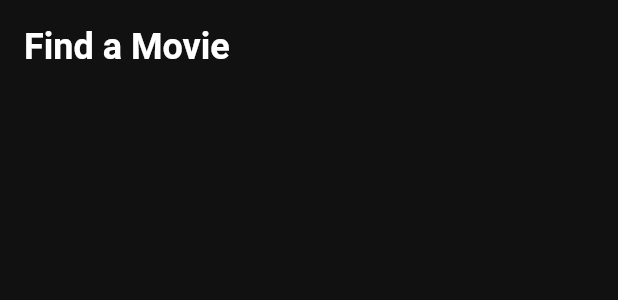
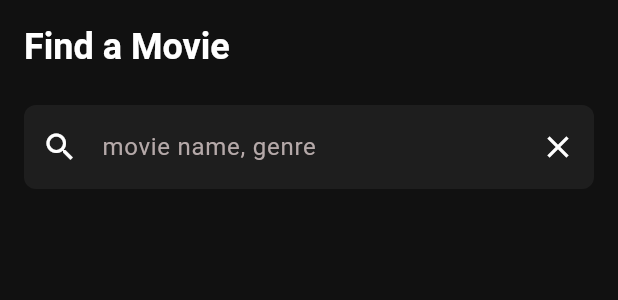
Before and after one commit to gcastill/movie_app, a Flutter app: the GenreScreen widget shown alone on an empty page, opened directly, on a phone screen of 412 x 824 dp. Shown: the top 300 px of the screen. Run offline on Flutter 3.47's test engine with Material 3 defaults, Android fonts, the phone set to English and light mode, and no system bars; our stand-ins replace cached_network_image, card_swiper, flutter_riverpod, google_fonts, material_symbols_icons, riverpod_annotation; generated files the repository leaves out were written again; network calls fail.

Commit message:
Add genre search functionality with GenreSearchRow component

```diff
--- a/lib/ui/screens/genres/genre_screen.dart
+++ b/lib/ui/screens/genres/genre_screen.dart
@@ -1,5 +1,6 @@
 import 'package:flutter/material.dart';
 import 'package:flutter_riverpod/flutter_riverpod.dart';
+import 'package:movie_app/ui/screens/genres/genre_search_row.dart';
 import 'package:movie_app/ui/theme/theme.dart';
 
 class GenreScreen extends ConsumerStatefulWidget {
@@ -32,6 +33,7 @@ class _GenreScreenState extends ConsumerState<GenreScreen> {
                 ),
               ],
             ),
+            GenreSearchRow((String searchString) {}),
           ],
         ),
       ),
--- /dev/null
+++ b/lib/ui/screens/genres/genre_search_row.dart
@@ -0,0 +1,79 @@
+import 'package:flutter/material.dart';
+import 'package:flutter_riverpod/flutter_riverpod.dart';
+import 'package:movie_app/ui/theme/theme.dart';
+
+typedef OnSearch = void Function(String searchString);
+
+class GenreSearchRow extends ConsumerStatefulWidget {
+  final OnSearch onSearch;
+
+  const GenreSearchRow(this.onSearch, {super.key});
+
+  @override
+  ConsumerState<GenreSearchRow> createState() => _GenreSearchRowState();
+}
+
+class _GenreSearchRowState extends ConsumerState<GenreSearchRow> {
+  late TextEditingController movieTextController;
+  final FocusNode textFocusNode = FocusNode();
+
+  @override
+  void initState() {
+    super.initState();
+    movieTextController = TextEditingController(text: '');
+  }
+
+  @override
+  void dispose() {
+    movieTextController.dispose();
+    super.dispose();
+  }
+
+  @override
+  Widget build(BuildContext context) {
+    return Row(
+      mainAxisSize: MainAxisSize.max,
+      children: [
+        Expanded(
+          child: Padding(
+            padding: const EdgeInsets.only(left: 16, right: 16),
+            child: TextField(
+              style: const TextStyle(color: Colors.white),
+              focusNode: textFocusNode,
+              keyboardType: TextInputType.text,
+              enableSuggestions: false,
+              autofocus: false,
+              onSubmitted: (value) {
+                widget.onSearch(value);
+              },
+              controller: movieTextController,
+              autocorrect: false,
+              decoration: InputDecoration(
+                filled: true,
+                focusColor: searchBarBackground,
+                focusedBorder: null,
+                enabledBorder: null,
+                fillColor: searchBarBackground,
+                border: OutlineInputBorder(
+                  borderRadius: BorderRadius.circular(8.0),
+                  borderSide: BorderSide.none,
+                ),
+                hintText: 'movie name, genre',
+                hintStyle: body1Regular.copyWith(color: posterBorder),
+                suffixIcon: IconButton(
+                  onPressed: movieTextController.clear,
+                  icon: Icon(Icons.close, color: Colors.white),
+                ),
+                prefixIcon: IconButton(
+                  onPressed: () => widget.onSearch(movieTextController.text),
+                  icon: const Icon(Icons.search),
+                  color: Colors.white,
+                ),
+              ),
+            ),
+          ),
+        ),
+      ],
+    );
+  }
+}
```
